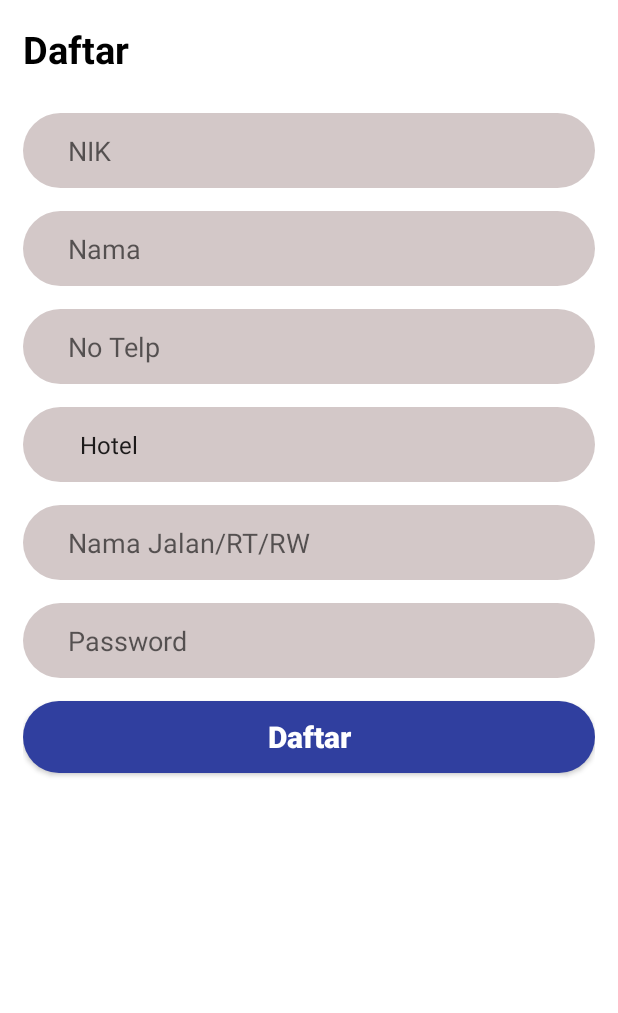
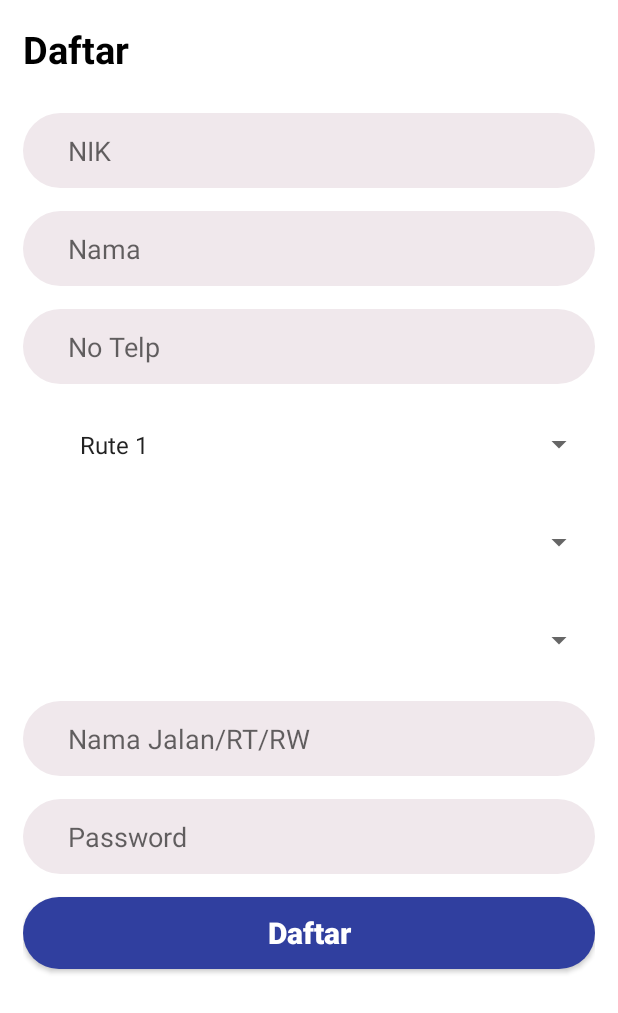
Before and after one commit to hafidzaanin/Skripsi, an Android app: the RegistrasiActivity screen opened directly, with no data from a screen before it, on a phone screen of 412 x 824 dp. Shown: the top 1013 px of the screen. Run offline under Robolectric (Android 15) with nearby library versions, the phone set to English and light mode, and no system bars.

Commit message:
versi kelima

```diff
--- a/app/src/main/java/com/hafidza/trashme/activities/LoginPetugasActivity.java
+++ b/app/src/main/java/com/hafidza/trashme/activities/LoginPetugasActivity.java
@@ -28,11 +28,12 @@ import java.util.Map;
 
 public class LoginPetugasActivity extends AppCompatActivity {
 
-    private static String URL_LOGIN = "";
     private EditText username, password;
     private Button btnlogin;
     private TextView link_regis;
     private ProgressBar loading;
+    private static String URL_LOGIN = "";
+
 
     @Override
     protected void onCreate(Bundle savedInstanceState) {
--- a/app/src/main/java/com/hafidza/trashme/activities/RegistrasiActivity.java
+++ b/app/src/main/java/com/hafidza/trashme/activities/RegistrasiActivity.java
@@ -3,14 +3,25 @@ package com.hafidza.trashme.activities;
 import androidx.appcompat.app.AppCompatActivity;
 
 import android.os.Bundle;
+import android.widget.ArrayAdapter;
+import android.widget.Spinner;
 
 import com.hafidza.trashme.R;
 
 public class RegistrasiActivity extends AppCompatActivity {
 
+    Spinner jpspinner;
+
     @Override
     protected void onCreate(Bundle savedInstanceState) {
         super.onCreate(savedInstanceState);
         setContentView(R.layout.activity_registrasi);
+
+        Spinner jpspinner = (Spinner) findViewById(R.id.list_jenis_pelanggan);
+
+        ArrayAdapter<String> adapter = new ArrayAdapter<String>(RegistrasiActivity.this,
+            android.R.layout.simple_spinner_item, getResources().getStringArray(R.array.jenis_pelanggan_array));
+        adapter.setDropDownViewResource(android.R.layout.simple_dropdown_item_1line);
+        jpspinner.setAdapter(adapter);
     }
 }
--- a/app/src/main/res/drawable/form2.xml
+++ b/app/src/main/res/drawable/form2.xml
@@ -2,6 +2,6 @@
 <shape
     android:shape="rectangle"
     xmlns:android="http://schemas.android.com/apk/res/android">
-    <solid android:color="@color/grey"/>
+    <solid android:color="#F0E8EC"/>
     <corners android:radius="30dp"/>
 </shape>
--- a/app/src/main/res/layout/activity_login.xml
+++ b/app/src/main/res/layout/activity_login.xml
@@ -80,6 +80,7 @@
             android:textColor="@color/white"
             android:textAlignment="center"/>
         <TextView
+            android:id="@+id/registrasi"
             android:layout_width="match_parent"
             android:layout_height="wrap_content"
             android:text="@string/registrasi"
--- a/app/src/main/res/layout/activity_registrasi.xml
+++ b/app/src/main/res/layout/activity_registrasi.xml
@@ -5,6 +5,7 @@
     android:layout_width="match_parent"
     android:layout_height="match_parent"
     android:orientation="vertical"
+    android:id="@+id/registrasi"
     tools:context=".activities.RegistrasiActivity">
 
 
@@ -64,12 +65,30 @@
             android:layout_height="15dp">
         </RelativeLayout>
         <Spinner
-            android:id="@+id/jenisPelanggan"
+            android:id="@+id/list_jenis_pelanggan"
             android:layout_width="match_parent"
             android:layout_height="50dp"
             android:layout_gravity="center"
-            android:background="@drawable/form2"
-            android:entries="@array/jenis_pelanggan"
+            android:paddingLeft="30dp"/>
+        <RelativeLayout
+            android:layout_width="match_parent"
+            android:layout_height="15dp">
+        </RelativeLayout>
+        <Spinner
+            android:id="@+id/list_kecamatan"
+            android:layout_width="match_parent"
+            android:layout_height="50dp"
+            android:layout_gravity="center"
+            android:paddingLeft="30dp" />
+        <RelativeLayout
+            android:layout_width="match_parent"
+            android:layout_height="15dp">
+        </RelativeLayout>
+        <Spinner
+            android:id="@+id/list_kelurahan"
+            android:layout_width="match_parent"
+            android:layout_height="50dp"
+            android:layout_gravity="center"
             android:paddingLeft="30dp"/>
         <RelativeLayout
             android:layout_width="match_parent"
--- a/app/src/main/res/values/arrays.xml
+++ b/app/src/main/res/values/arrays.xml
@@ -6,4 +6,27 @@
             <item>Rute 3</item>
             <item>Rute 4</item>
         </string-array>
+
+        <string-array name="jenis_pelanggan_array">
+            <item>Rute 1</item>
+            <item>Rute 2</item>
+            <item>Rute 3</item>
+            <item>Rute 4</item>
+        </string-array>
+
+        <string-array name="kecamatan_array">
+            <item>Metro Pusat</item>
+            <item>Metro Utara</item>
+            <item>Metro Barat</item>
+            <item>Metro Timur</item>
+            <item>Metro Selatan</item>
+        </string-array>
+
+        <string-array name="kelurahan_array">
+            <item>Hadimulyo Barat</item>
+            <item>Hadimulyo Timur</item>
+            <item>Imopuro</item>
+            <item>Yosomulyo</item>
+            <item>Metro</item>
+        </string-array>
 </resources>
```
Also changed, not shown: app/src/main/java/com/hafidza/trashme/activities/LoginActivity.java (+14 -4 lines), 1 other file.
